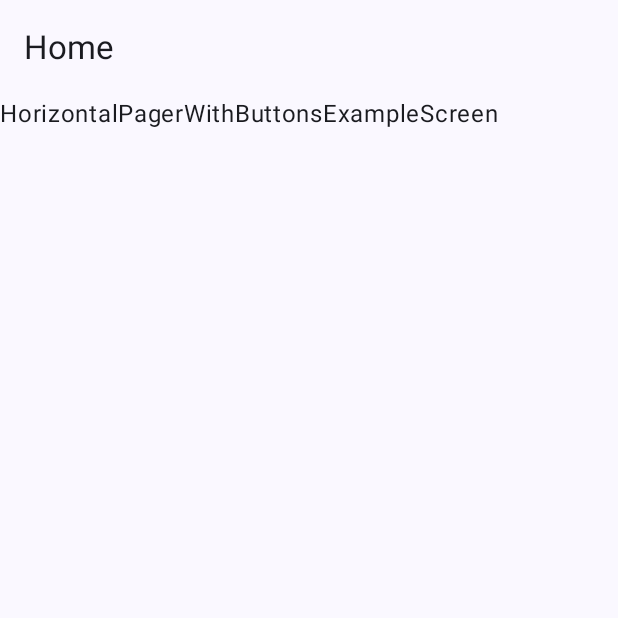
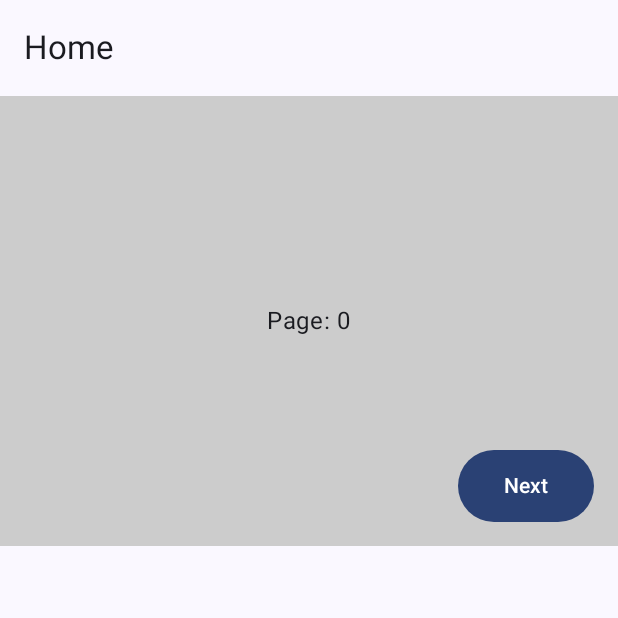
Before and after one commit to mende273/ViewPagerComposeExamples, an Android app built with Jetpack Compose: the HorizontalPagerWithButtonsScreen screen opened through its navigation route, on a phone screen of 412 x 824 dp, the top half of it. Run offline under Robolectric (Android 15) with nearby library versions, the phone set to English and light mode, and no system bars.

Commit message:
create HorizontalPagerWithButtonsScreen.kt

```diff
--- a/app/src/main/java/mende273/viewpagerexamples/MainActivity.kt
+++ b/app/src/main/java/mende273/viewpagerexamples/MainActivity.kt
@@ -24,6 +24,7 @@ import androidx.navigation.compose.rememberNavController
 import mende273.viewpagerexamples.ui.component.TopBar
 import mende273.viewpagerexamples.ui.screen.HomeScreen
 import mende273.viewpagerexamples.ui.screen.HorizontalPagerScreen
+import mende273.viewpagerexamples.ui.screen.HorizontalPagerWithButtonsScreen
 import mende273.viewpagerexamples.ui.screen.VerticalPagerScreen
 import mende273.viewpagerexamples.ui.theme.ViewPagerComposeExamplesTheme
 
@@ -68,7 +69,6 @@ class MainActivity : ComponentActivity() {
     }
 }
 
-
 @Composable
 fun AppNavigation(
     modifier: Modifier = Modifier,
@@ -97,7 +97,7 @@ fun AppNavigation(
         }
 
         composable(Screen.HORIZONTAL_PAGER_WITH_BUTTONS_EXAMPLE.route) {
-            HorizontalPagerWithButtonsExampleScreen()
+            HorizontalPagerWithButtonsScreen()
         }
 
         composable(Screen.HORIZONTAL_PAGER_WITH_IMAGE_AND_DOTS_EXAMPLE.route) {
@@ -111,11 +111,6 @@ fun AppNavigation(
 }
 
 @Composable
-private fun HorizontalPagerWithButtonsExampleScreen() {
-    Text(text = "HorizontalPagerWithButtonsExampleScreen")
-}
-
-@Composable
 private fun HorizontalPagerWithImageAndDotsExampleScreen() {
     Text(text = "HorizontalPagerWithImageAndDotsExampleScreen")
 }
--- /dev/null
+++ b/app/src/main/java/mende273/viewpagerexamples/ui/screen/HorizontalPagerWithButtonsScreen.kt
@@ -0,0 +1,93 @@
+package mende273.viewpagerexamples.ui.screen
+
+import androidx.compose.foundation.ExperimentalFoundationApi
+import androidx.compose.foundation.background
+import androidx.compose.foundation.layout.Arrangement
+import androidx.compose.foundation.layout.Box
+import androidx.compose.foundation.layout.Row
+import androidx.compose.foundation.layout.fillMaxWidth
+import androidx.compose.foundation.layout.height
+import androidx.compose.foundation.layout.padding
+import androidx.compose.foundation.pager.HorizontalPager
+import androidx.compose.foundation.pager.rememberPagerState
+import androidx.compose.material3.Text
+import androidx.compose.runtime.Composable
+import androidx.compose.runtime.derivedStateOf
+import androidx.compose.runtime.getValue
+import androidx.compose.runtime.remember
+import androidx.compose.runtime.rememberCoroutineScope
+import androidx.compose.ui.Alignment
+import androidx.compose.ui.Modifier
+import androidx.compose.ui.res.stringResource
+import androidx.compose.ui.unit.dp
+import kotlinx.coroutines.launch
+import mende273.viewpagerexamples.R
+import mende273.viewpagerexamples.ui.component.ViewPagerButton
+import mende273.viewpagerexamples.util.getBackgroundColorForItem
+
+@OptIn(ExperimentalFoundationApi::class)
+@Composable
+fun HorizontalPagerWithButtonsScreen() {
+    val pageCount = 10
+    val pagerState = rememberPagerState()
+    val coroutineScope = rememberCoroutineScope()
+
+    val shouldShowPrevButton by remember {
+        derivedStateOf { pagerState.currentPage > 0 }
+    }
+
+    val shouldShowNextButton by remember {
+        derivedStateOf { pagerState.currentPage < pageCount - 1 }
+    }
+
+    val horizontalArrangement by remember {
+        derivedStateOf {
+            if (pagerState.currentPage > 0) {
+                Arrangement.SpaceBetween
+            } else if (pagerState.currentPage < pageCount - 1) {
+                Arrangement.End
+            } else {
+                Arrangement.Start
+            }
+        }
+    }
+
+    Box(modifier = Modifier) {
+        HorizontalPager(pageCount = pageCount, state = pagerState) { page ->
+            Box(
+                modifier = Modifier
+                    .fillMaxWidth()
+                    .height(300.dp)
+                    .background(getBackgroundColorForItem(page)),
+                contentAlignment = Alignment.Center
+            ) {
+                Text(text = "Page: $page")
+            }
+        }
+
+        Row(
+            modifier = Modifier
+                .fillMaxWidth()
+                .align(Alignment.BottomCenter)
+                .padding(16.dp), horizontalArrangement = horizontalArrangement
+        ) {
+
+            if (shouldShowPrevButton) {
+                ViewPagerButton(title = stringResource(id = R.string.prev_button), onButtonClick = {
+                    coroutineScope.launch {
+                        pagerState.animateScrollToPage(pagerState.currentPage - 1)
+                    }
+                })
+            }
+
+            if (shouldShowNextButton) {
+                ViewPagerButton(title = stringResource(id = R.string.next_button),
+                    onButtonClick = {
+                        coroutineScope.launch {
+                            pagerState.animateScrollToPage(pagerState.currentPage + 1)
+                        }
+                    })
+            }
+        }
+    }
+}
```
